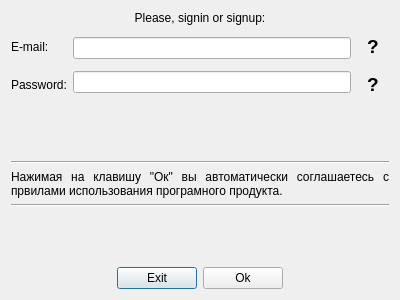
Qt form data/ui/signindialog.ui (ihoromi4/travian4-bot) before a commit.
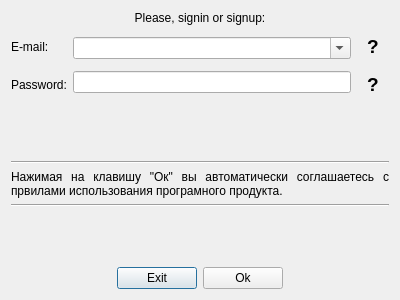
The same form after that commit.

Commit message: GUI: выбор из списка профилей, валидация пароля

Diff of the .ui file:
```diff
--- a/data/ui/signindialog.ui
+++ b/data/ui/signindialog.ui
@@ -47,7 +47,14 @@
      <item>
       <layout class="QVBoxLayout" name="verticalLayout_3">
        <item>
-        <widget class="QLineEdit" name="edit_email"/>
+        <widget class="QComboBox" name="combobox_emails">
+         <property name="editable">
+          <bool>true</bool>
+         </property>
+         <property name="frame">
+          <bool>true</bool>
+         </property>
+        </widget>
        </item>
        <item>
         <widget class="QLineEdit" name="edit_password"/>
```
The commit also changes 5 other files.
